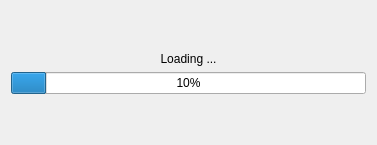
MOPT-UFSC/VIBRA, file vibra/interface/data/ui_files/messages/loading_window.ui: the form before one commit.
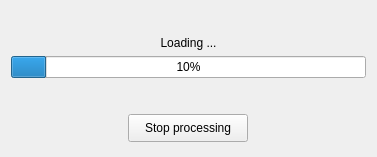
The form after the commit.

Commit message: Implements a temporary stop button

Patch:
```diff
--- a/vibra/interface/data/ui_files/messages/loading_window.ui
+++ b/vibra/interface/data/ui_files/messages/loading_window.ui
@@ -10,7 +10,7 @@
     <x>0</x>
     <y>0</y>
     <width>377</width>
-    <height>145</height>
+    <height>157</height>
    </rect>
   </property>
   <property name="windowTitle">
@@ -66,6 +66,52 @@
      </property>
     </spacer>
    </item>
+   <item>
+    <widget class="QFrame" name="frame">
+     <property name="frameShape">
+      <enum>QFrame::NoFrame</enum>
+     </property>
+     <property name="frameShadow">
+      <enum>QFrame::Raised</enum>
+     </property>
+     <layout class="QGridLayout" name="gridLayout">
+      <property name="leftMargin">
+       <number>4</number>
+      </property>
+      <property name="topMargin">
+       <number>4</number>
+      </property>
+      <property name="rightMargin">
+       <number>4</number>
+      </property>
+      <property name="bottomMargin">
+       <number>4</number>
+      </property>
+      <property name="spacing">
+       <number>4</number>
+      </property>
+      <item row="0" column="0">
+       <widget class="QPushButton" name="push_button_stop_processing">
+        <property name="minimumSize">
+         <size>
+          <width>0</width>
+          <height>28</height>
+         </size>
+        </property>
+        <property name="maximumSize">
+         <size>
+          <width>120</width>
+          <height>28</height>
+         </size>
+        </property>
+        <property name="text">
+         <string>Stop processing</string>
+        </property>
+       </widget>
+      </item>
+     </layout>
+    </widget>
+   </item>
   </layout>
  </widget>
  <resources/>
```
Left out of the diff: 2 changed lines with no effect on the pictures. The commit also changes 9 other files.
